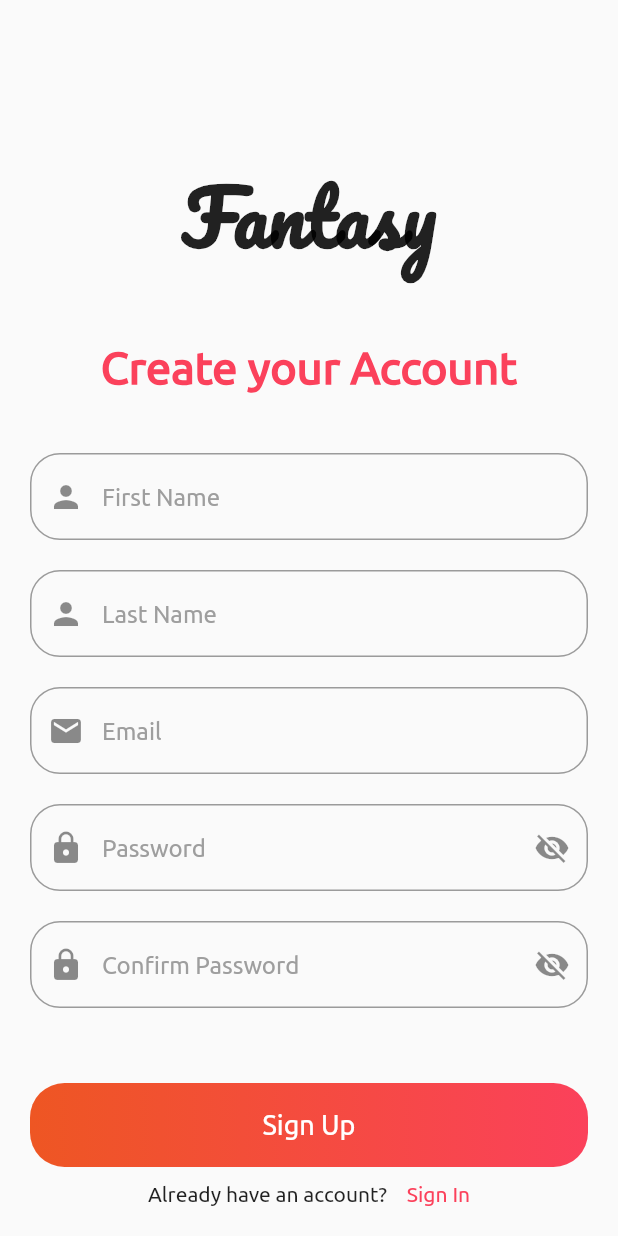
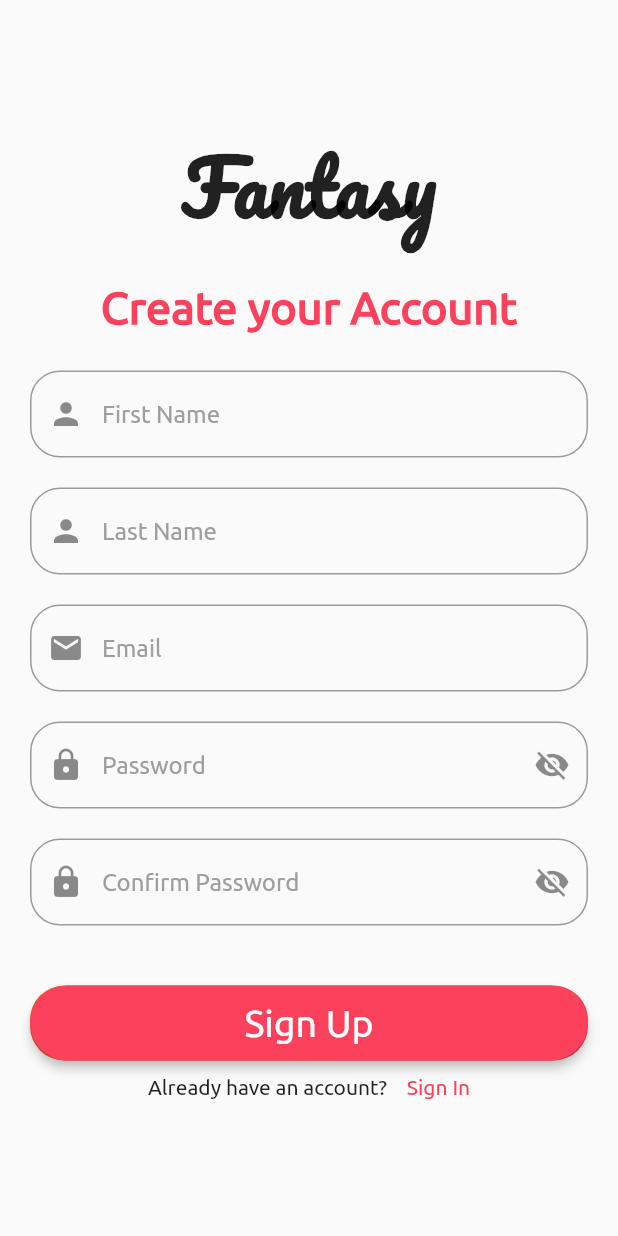
Before and after one commit to Foluwa/Flutter_Auth, a Flutter app: the screen it shows after launch, after a tap on "SIGN UP", on a phone screen of 412 x 824 dp. Run offline on Flutter 3.47's test engine with Material 2 defaults, Android fonts, the phone set to English and light mode, and no system bars.

Commit message:
CHANGED BTN TO RAISED BTN

```diff
--- a/lib/main.dart
+++ b/lib/main.dart
@@ -7,7 +7,7 @@ class App extends StatelessWidget {
   @override
   Widget build(BuildContext context) {
     return MaterialApp(
-      // debugShowCheckedModeBanner: false,
+       debugShowCheckedModeBanner: false,
       theme: ThemeData(primaryColor: Color(0xFFFB415B), fontFamily: "Ubuntu"),
       home: LoginPage(),
     );
--- a/lib/pages/Auth/LoginPage.dart
+++ b/lib/pages/Auth/LoginPage.dart
@@ -101,7 +101,7 @@ class _LoginPageState extends State<LoginPage> {
               ),
             ),
             SizedBox(height: 50.0),
-            buildButtonContainer(),
+            buildLoginBtn(),
             SizedBox(
               height: 10.0,
             ),
@@ -165,24 +165,29 @@ class _LoginPageState extends State<LoginPage> {
     );
   }
 
-  Widget buildButtonContainer() {
+  Widget buildLoginBtn() {
     return Container(
-      height: 56.0,
+      height: 50.0,
       width: MediaQuery.of(context).size.width,
       decoration: BoxDecoration(
         borderRadius: BorderRadius.circular(23.0),
-        gradient: LinearGradient(
-            colors: [Color(0xFFFB415B), Color(0xFFEE5623)],
-            begin: Alignment.centerRight,
-            end: Alignment.centerLeft),
+        gradient: LinearGradient(colors: [
+          Color(0xFFFB415B),
+          Color(0xFFEE5623),
+        ], begin: Alignment.centerRight, end: Alignment.centerLeft),
       ),
-      child: Center(
-        child: Text(
-          "Sign In",
-          style: TextStyle(
-            color: Colors.white,
-            fontSize: 18.0,
-          ),
+      child: RaisedButton(
+        color: Color(0xFFFB415B),
+        elevation: 3.0,
+        onPressed: () {
+          print('SIGN IN BUTTON');
+        },
+        shape: RoundedRectangleBorder(
+          borderRadius: BorderRadius.circular(30.0),
+        ),
+        child: const Text(
+          'Sign IN',
+          style: TextStyle(fontSize: 25, color: Colors.white),
         ),
       ),
     );
--- a/lib/pages/Auth/RegisterPage.dart
+++ b/lib/pages/Auth/RegisterPage.dart
@@ -21,7 +21,8 @@ class _RegisterPageState extends State<RegisterPage> {
       resizeToAvoidBottomPadding: false,
       body: Container(
         padding:
-            EdgeInsets.only(top: 100.0, right: 20.0, left: 20.0, bottom: 20.0),
+            EdgeInsets.only(top: 80.0, right: 20.0, left: 20.0, bottom: 10.0),
+        child: Center(
           child: Column(
             crossAxisAlignment: CrossAxisAlignment.center,
             children: <Widget>[
@@ -33,7 +34,7 @@ class _RegisterPageState extends State<RegisterPage> {
                     fontFamily: "Pacifico"),
               ),
               SizedBox(
-              height: 40.0,
+                height: 20.0,
               ),
               Text(
                 "Create your Account",
@@ -43,7 +44,7 @@ class _RegisterPageState extends State<RegisterPage> {
                     color: Theme.of(context).primaryColor),
               ),
               SizedBox(
-              height: 40.0,
+                height: 25.0,
               ),
               buildTextField("First Name"),
               SizedBox(
@@ -62,11 +63,8 @@ class _RegisterPageState extends State<RegisterPage> {
                 height: 20.0,
               ),
               buildTextField("Confirm Password"),
-            SizedBox(
-              height: 20.0,
-            ),
-            SizedBox(height: 30.0),
-            buildButtonContainer(),
+              SizedBox(height: 40.0),
+              buildRegisterBtn(),
               SizedBox(
                 height: 10.0,
               ),
@@ -100,6 +98,7 @@ class _RegisterPageState extends State<RegisterPage> {
                 ),
               ),
             ],
+          ),
         ),
       ),
     );
@@ -138,24 +137,29 @@ class _RegisterPageState extends State<RegisterPage> {
     );
   }
 
-  Widget buildButtonContainer() {
+  Widget buildRegisterBtn() {
     return Container(
-      height: 56.0,
+      height: 50.0,
       width: MediaQuery.of(context).size.width,
       decoration: BoxDecoration(
         borderRadius: BorderRadius.circular(23.0),
-        gradient: LinearGradient(
-            colors: [Color(0xFFFB415B), Color(0xFFEE5623)],
-            begin: Alignment.centerRight,
-            end: Alignment.centerLeft),
+        gradient: LinearGradient(colors: [
+          Color(0xFFFB415B),
+          Color(0xFFEE5623),
+        ], begin: Alignment.centerRight, end: Alignment.centerLeft),
       ),
-      child: Center(
-        child: Text(
-          "Sign Up",
-          style: TextStyle(
-            color: Colors.white,
-            fontSize: 18.0,
+      child: RaisedButton(
+        color: Color(0xFFFB415B),
+        elevation: 3.0,
+        onPressed: () {
+          print('SIGN UP BUTTON');
+        },
+        shape: RoundedRectangleBorder(
+          borderRadius: BorderRadius.circular(30.0),
         ),
+        child: const Text(
+          'Sign Up',
+          style: TextStyle(fontSize: 25, color: Colors.white),
         ),
       ),
     );
```
Also changed, not shown: 1 other file. Lines whose indentation alone changed are shown as unchanged.
